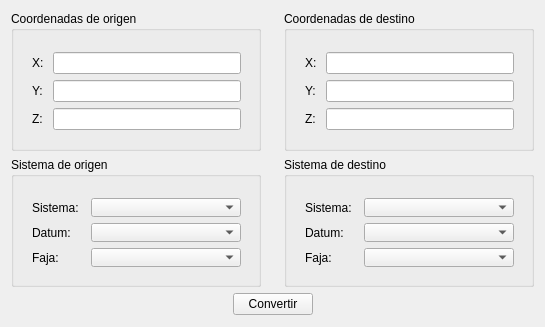
Before: the Qt Designer form OnePoint.ui in joaconigro/QCalc, drawn with Qt 5.
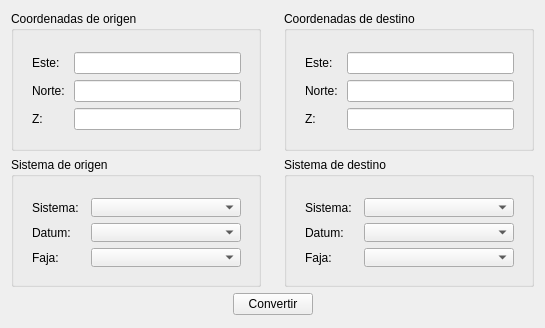
After: the same form once the commit is applied.

```diff
--- a/OnePoint.ui
+++ b/OnePoint.ui
@@ -7,7 +7,7 @@
     <x>0</x>
     <y>0</y>
     <width>545</width>
-    <height>327</height>
+    <height>328</height>
    </rect>
   </property>
   <layout class="QVBoxLayout" name="verticalLayout">
@@ -43,7 +43,7 @@
          <item row="0" column="0">
           <widget class="QLabel" name="initialXLabel">
            <property name="text">
-            <string>X: </string>
+            <string>Este: </string>
            </property>
           </widget>
          </item>
@@ -57,7 +57,7 @@
          <item row="1" column="0">
           <widget class="QLabel" name="initialYLabel">
            <property name="text">
-            <string>Y: </string>
+            <string>Norte: </string>
            </property>
           </widget>
          </item>
@@ -129,7 +129,7 @@
          <item row="0" column="0">
           <widget class="QLabel" name="finalXLabel">
            <property name="text">
-            <string>X: </string>
+            <string>Este: </string>
            </property>
           </widget>
          </item>
@@ -143,13 +143,6 @@
            </property>
           </widget>
          </item>
-         <item row="1" column="0">
-          <widget class="QLabel" name="finalYLabel">
-           <property name="text">
-            <string>Y: </string>
-           </property>
-          </widget>
-         </item>
          <item row="1" column="1">
           <widget class="QLineEdit" name="finalYLineEdit">
            <property name="alignment">
@@ -177,6 +170,13 @@
            </property>
           </widget>
          </item>
+         <item row="1" column="0">
+          <widget class="QLabel" name="finalYLabel">
+           <property name="text">
+            <string>Norte: </string>
+           </property>
+          </widget>
+         </item>
         </layout>
        </widget>
       </widget>
```
